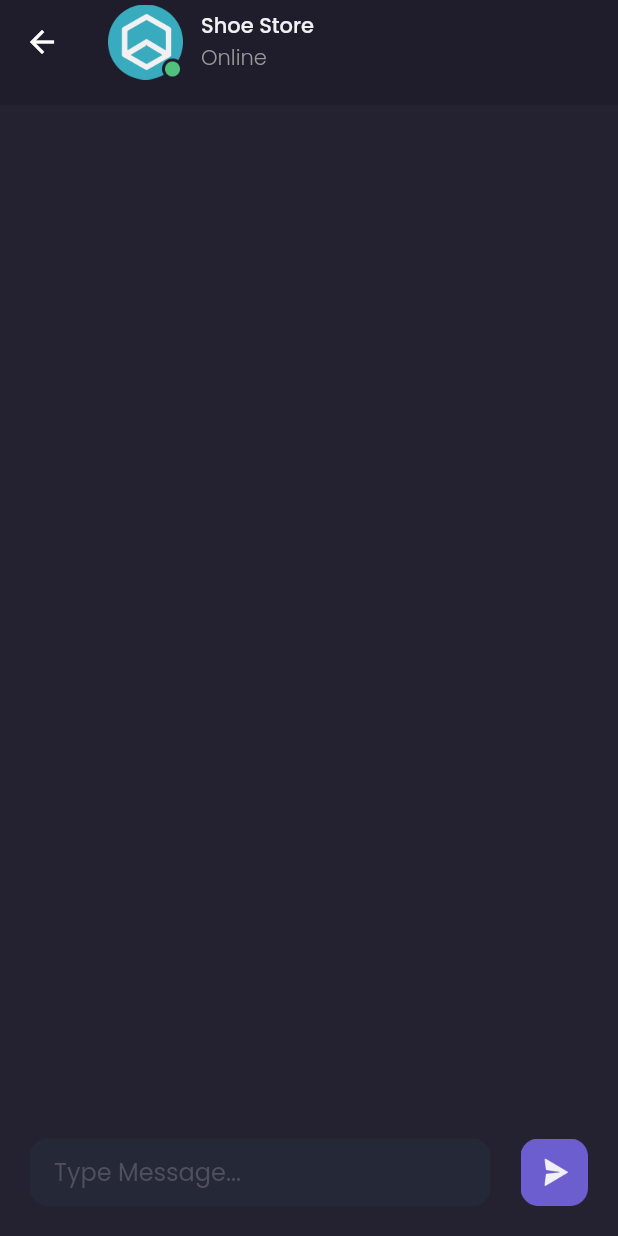
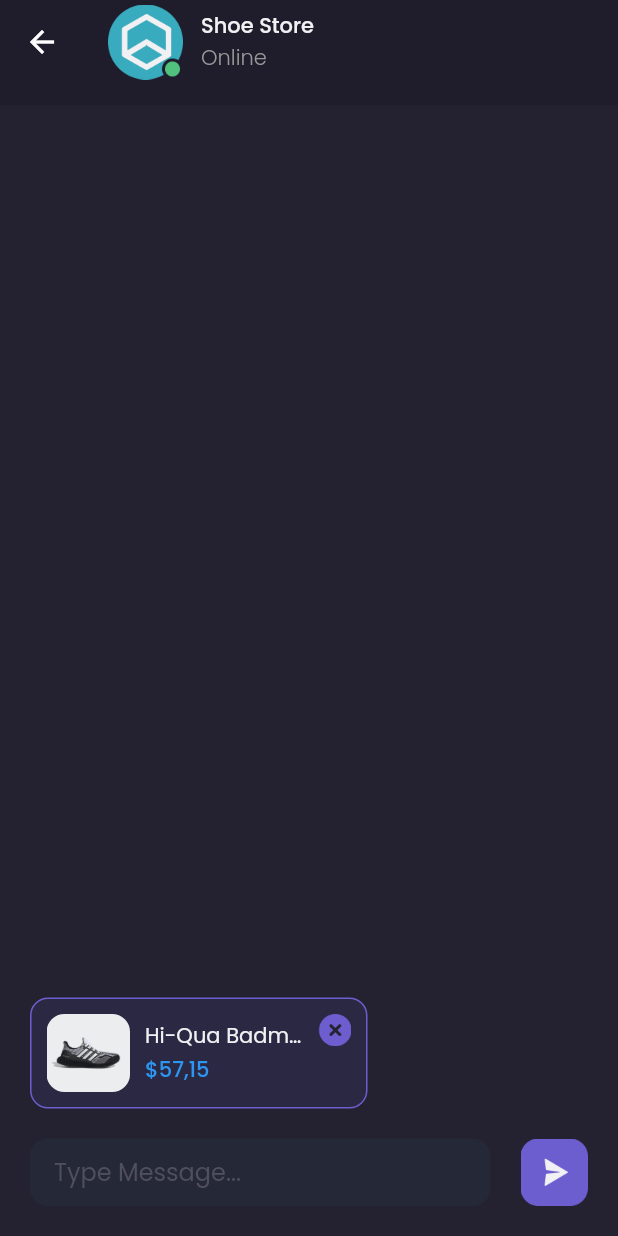
Before and after one commit to irfanagust/flavel, a Flutter app: the ChatDetailPage screen opened by its route, on a phone screen of 412 x 824 dp. Run offline on Flutter 3.47's test engine with Material 2 defaults, Android fonts, the phone set to English and light mode, and no system bars; our stand-ins replace google_fonts.

Commit message:
add : chat preview product interface

```diff
--- a/lib/pages/chat_detail_page.dart
+++ b/lib/pages/chat_detail_page.dart
@@ -1,16 +1,84 @@
+import 'dart:ui';
+
 import 'package:flavel/theme.dart';
 import 'package:flutter/material.dart';
-import 'package:flutter/services.dart';
 
 class ChatDetailPage extends StatelessWidget {
   const ChatDetailPage({Key? key}) : super(key: key);
 
   @override
   Widget build(BuildContext context) {
+    Widget productPreview() {
+      return Container(
+        width: 225,
+        height: 74,
+        padding: const EdgeInsets.all(10),
+        margin: const EdgeInsets.only(bottom: 20),
+        decoration: BoxDecoration(
+          color: bgColor5,
+          borderRadius: BorderRadius.circular(12),
+          border: Border.all(color: primaryColor),
+        ),
+        child: Row(
+          crossAxisAlignment: CrossAxisAlignment.start,
+          children: [
+            ClipRRect(
+              borderRadius: BorderRadius.circular(12),
+              child: Image.asset(
+                'assets/image_shoes3.png',
+                fit: BoxFit.cover,
+              ),
+            ),
+            const SizedBox(
+              width: 10,
+            ),
+            Expanded(
+              child: Column(
+                mainAxisAlignment: MainAxisAlignment.center,
+                crossAxisAlignment: CrossAxisAlignment.start,
+                children: [
+                  Text(
+                    'Hi-Qua Badminton V2 2.0',
+                    style: primaryTextStyle.copyWith(
+                      fontSize: 14,
+                      fontWeight: regular,
+                    ),
+                    overflow: TextOverflow.ellipsis,
+                  ),
+                  const SizedBox(
+                    height: 2,
+                  ),
+                  Text(
+                    '\$57,15',
+                    style: priceTextStyle.copyWith(
+                      fontWeight: medium,
+                      fontSize: 14,
+                    ),
+                  )
+                ],
+              ),
+            ),
+            const SizedBox(
+              width: 10,
+            ),
+            Image.asset(
+              'assets/button_close.png',
+              width: 22,
+            )
+          ],
+        ),
+      );
+    }
+
     Widget chatInput() {
       return Container(
         margin: const EdgeInsets.all(20),
-        child: Row(
+        child: Column(
+          mainAxisSize: MainAxisSize.min,
+          crossAxisAlignment: CrossAxisAlignment.start,
+          children: [
+            productPreview(),
+            Row(
               children: [
                 Expanded(
                   child: Container(
@@ -42,6 +110,8 @@ class ChatDetailPage extends StatelessWidget {
                     'assets/button_send.png',
                     width: 45,
                   ),
+                ),
+              ],
             ),
           ],
         ),
--- a/lib/theme.dart
+++ b/lib/theme.dart
@@ -12,6 +12,7 @@ Color bgColor1 = const Color(0xff1F1D2B);
 Color bgColor2 = const Color(0xff2B2937);
 Color bgColor3 = const Color(0xff242231);
 Color bgColor4 = const Color(0xff252836);
+Color bgColor5 = const Color(0xff2B2844);
 Color primaryTextColor = const Color(0xffF1F0F2);
 Color secondaryTextColor = const Color(0xff999999);
 Color subtitleTextColor = const Color(0xff504F5E);
```
Lines whose indentation alone changed are shown as unchanged.
